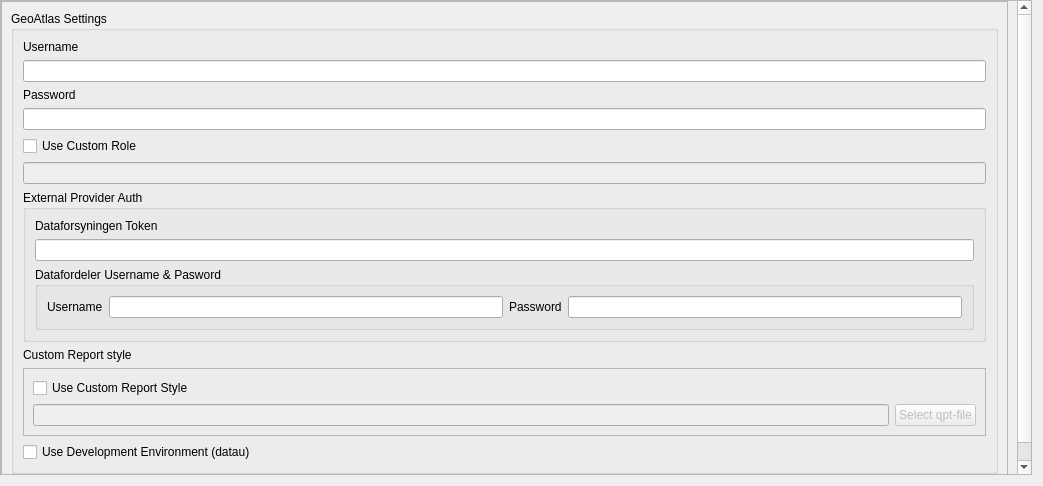
First picture: the form in GeoAtlasQGIS/mysettings/settings.ui, repository Geo-dk/GeoAtlasQGIS, before the edit.
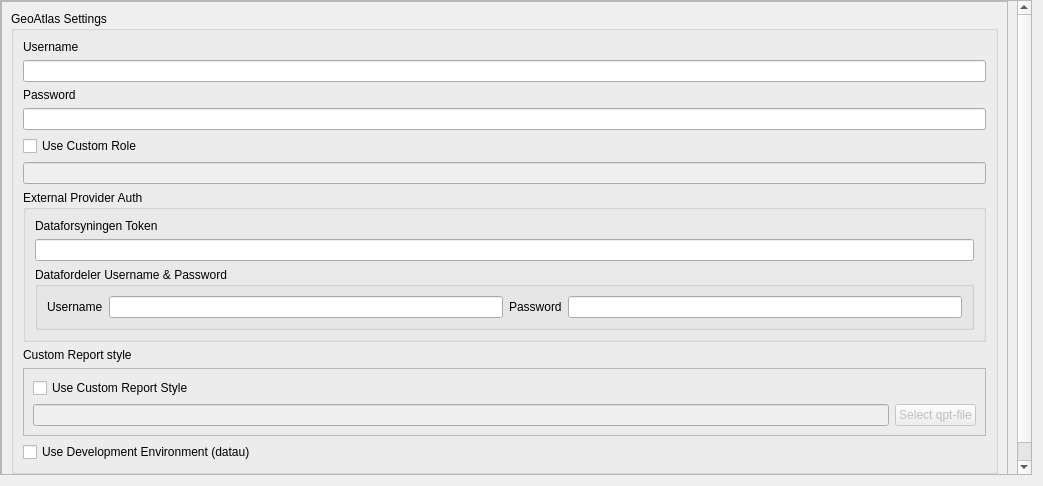
Second picture: the form after the edit.

```diff
--- a/GeoAtlasQGIS/mysettings/settings.ui
+++ b/GeoAtlasQGIS/mysettings/settings.ui
@@ -173,7 +173,7 @@
                                 <item>
                                   <widget class="QGroupBox" name="datafordeler_groupbox">
                                     <property name="title">
-                                      <string>Datafordeler Username &amp;&amp; Pasword</string>
+                                      <string>Datafordeler Username &amp;&amp; Password</string>
                                     </property>
                                     <property name="toolTip">
                                       <string>
```
Left out of the diff: 37 changed lines with no effect on the pictures. Lines whose indentation alone changed are shown as unchanged.
